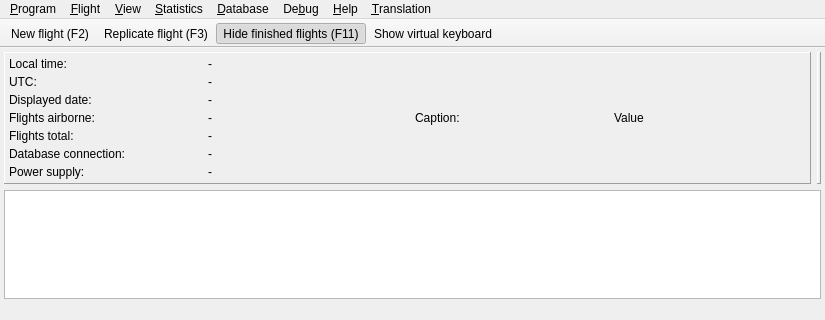
Above: src/gui/windows/MainWindow.ui from startkladde/startkladde before the change; both pictures show x 0 to 825 and y 0 to 320 of the 825 by 657 pixel window. Below: the same form after it.
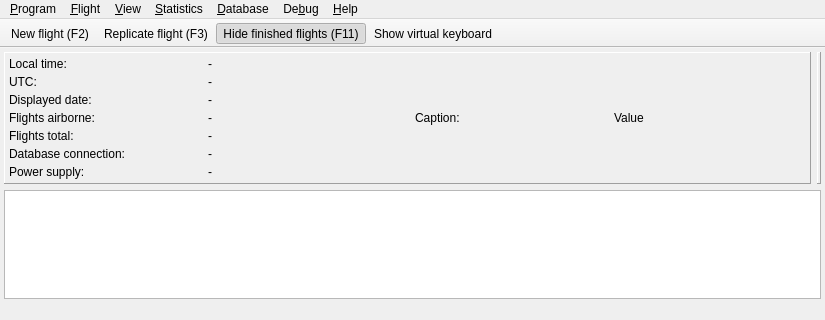
That is the form after the change. Icons and pictures are not drawn. Custom widgets are drawn as their Qt base class.

Commit message: Move translation menu entries to debug menu

```diff
--- a/src/gui/windows/MainWindow.ui
+++ b/src/gui/windows/MainWindow.ui
@@ -357,7 +357,7 @@
      <x>0</x>
      <y>0</y>
      <width>825</width>
-     <height>21</height>
+     <height>25</height>
     </rect>
    </property>
    <widget class="QMenu" name="menuProgram">
@@ -466,13 +466,6 @@
     <addaction name="actionInfo"/>
     <addaction name="actionNetworkDiagnostics"/>
    </widget>
-   <widget class="QMenu" name="translationMenu">
-    <property name="title">
-     <string>&amp;Translation</string>
-    </property>
-    <addaction name="changeLanguageAction"/>
-    <addaction name="timerBasedLanguageChangeAction"/>
-   </widget>
    <addaction name="menuProgram"/>
    <addaction name="menuFlight"/>
    <addaction name="menuView"/>
@@ -480,7 +473,6 @@
    <addaction name="menuDatabase"/>
    <addaction name="menuDebug"/>
    <addaction name="menuHelp"/>
-   <addaction name="translationMenu"/>
   </widget>
   <widget class="QDockWidget" name="logDockWidget">
    <property name="enabled">
```
Left out of the diff: 3 changed lines with no effect on the pictures. The commit also changes 1 other file.
